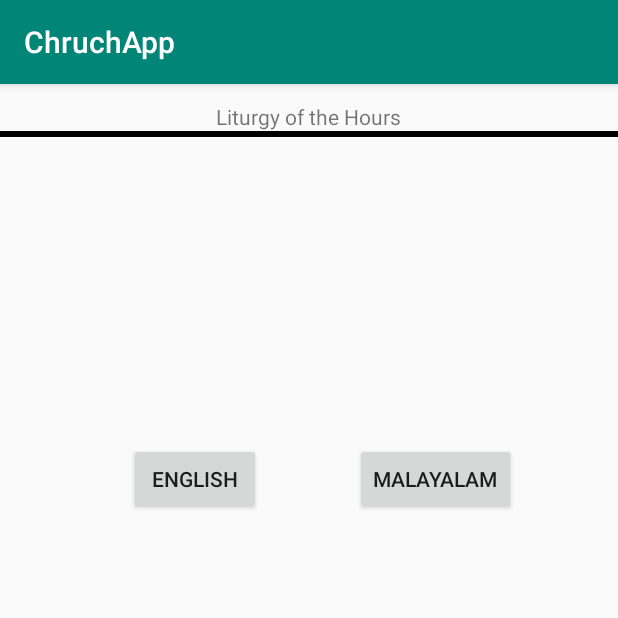
After one commit to ScarDemon/ChurchApp-7-2-2019, an Android app: the LitEnglishMalPage screen opened through its navigation route, on a phone screen of 412 x 824 dp, the top half of it. The commit adds this screen. Run offline under Robolectric (Android 15) with nearby library versions, the phone set to English and light mode, and no system bars.

Commit message:
Added Fragment english Mal Liturgy of the hours
What title says

```diff
--- /dev/null
+++ b/app/src/main/java/com/ebookfrenzy/sampleimagebutton/LitEnglishMalPage.java
@@ -0,0 +1,140 @@
+package com.ebookfrenzy.sampleimagebutton;
+
+import android.arch.lifecycle.ViewModelProviders;
+import android.content.Context;
+import android.net.Uri;
+import android.os.Bundle;
+import android.support.annotation.Nullable;
+import android.support.v4.app.Fragment;
+import android.view.LayoutInflater;
+import android.view.View;
+import android.view.ViewGroup;
+import android.widget.Button;
+
+import androidx.navigation.Navigation;
+
+
+/**
+ * A simple {@link Fragment} subclass.
+ * Activities that contain this fragment must implement the
+ * {@link LitEnglishMalPage.OnFragmentInteractionListener} interface
+ * to handle interaction events.
+ * Use the {@link LitEnglishMalPage#newInstance} factory method to
+ * create an instance of this fragment.
+ */
+public class LitEnglishMalPage extends Fragment {
+    // TODO: Rename parameter arguments, choose names that match
+    // the fragment initialization parameters, e.g. ARG_ITEM_NUMBER
+    private static final String ARG_PARAM1 = "param1";
+    private static final String ARG_PARAM2 = "param2";
+
+    // TODO: Rename and change types of parameters
+    private String mParam1;
+    private String mParam2;
+    private MainViewModel mViewModel;
+
+    private OnFragmentInteractionListener mListener;
+
+    public LitEnglishMalPage() {
+        // Required empty public constructor
+    }
+
+    /**
+     * Use this factory method to create a new instance of
+     * this fragment using the provided parameters.
+     *
+     * @param param1 Parameter 1.
+     * @param param2 Parameter 2.
+     * @return A new instance of fragment LitEnglishMalPage.
+     */
+    // TODO: Rename and change types and number of parameters
+    public static LitEnglishMalPage newInstance(String param1, String param2) {
+        LitEnglishMalPage fragment = new LitEnglishMalPage();
+        Bundle args = new Bundle();
+        args.putString(ARG_PARAM1, param1);
+        args.putString(ARG_PARAM2, param2);
+        fragment.setArguments(args);
+        return fragment;
+    }
+
+    @Override
+    public void onCreate(Bundle savedInstanceState) {
+        super.onCreate(savedInstanceState);
+        if (getArguments() != null) {
+            mParam1 = getArguments().getString(ARG_PARAM1);
+            mParam2 = getArguments().getString(ARG_PARAM2);
+        }
+    }
+
+    @Override
+    public View onCreateView(LayoutInflater inflater, ViewGroup container,
+                             Bundle savedInstanceState) {
+        // Inflate the layout for this fragment
+        return inflater.inflate(R.layout.fragment_lit_english_mal_page, container, false);
+    }
+
+    // TODO: Rename method, update argument and hook method into UI event
+    public void onButtonPressed(Uri uri) {
+        if (mListener != null) {
+            mListener.onFragmentInteraction(uri);
+        }
+    }
+
+    @Override
+    public void onAttach(Context context) {
+        super.onAttach(context);
+        if (context instanceof OnFragmentInteractionListener) {
+            mListener = (OnFragmentInteractionListener) context;
+        } else {
+            throw new RuntimeException(context.toString()
+                    + " must implement OnFragmentInteractionListener");
+        }
+    }
+
+    public void onActivityCreated(@Nullable Bundle savedInstanceState) {
+        super.onActivityCreated(savedInstanceState);
+        mViewModel = ViewModelProviders.of(this).get(MainViewModel.class);
+        // TODO: Use the ViewModel
+
+        Button button = getView().findViewById(R.id.EngLit);
+        button.setOnClickListener(new View.OnClickListener() {
+            @Override
+            public void onClick(View view) {
+
+
+                LitEnglishMalPageDirections.ActionLitEnglishMalPageToLiturgyoftheHours action =
+                        LitEnglishMalPageDirections.actionLitEnglishMalPageToLiturgyoftheHours();
+
+
+
+
+                /*This item needs to change */
+                Navigation.findNavController(view).navigate(action);
+
+                // Navigation.findNavController(view).navigate(R.id.mainOnetoSecond);
+
+            }
+        });
+    }
+
+    @Override
+    public void onDetach() {
+        super.onDetach();
+        mListener = null;
+    }
+
+    /**
+     * This interface must be implemented by activities that contain this
+     * fragment to allow an interaction in this fragment to be communicated
+     * to the activity and potentially other fragments contained in that
+     * activity.
+     * <p>
+     * See the Android Training lesson <a href=
+     * "http://developer.android.com/training/basics/fragments/communicating.html"
+     * >Communicating with Other Fragments</a> for more information.
+     */
+    public interface OnFragmentInteractionListener {
+        // TODO: Update argument type and name
+        void onFragmentInteraction(Uri uri);
+    }
+}
--- a/app/src/main/java/com/ebookfrenzy/sampleimagebutton/MainActivity.java
+++ b/app/src/main/java/com/ebookfrenzy/sampleimagebutton/MainActivity.java
@@ -57,7 +57,7 @@ public class MainActivity extends AppCompatActivity implements secondFragment.
         EighthStationPage.OnFragmentInteractionListener, NinthStationPage.OnFragmentInteractionListener,
         TenthStationPage.OnFragmentInteractionListener, TheEleventhStationPage.OnFragmentInteractionListener,
         TwelfthStationPage.OnFragmentInteractionListener, ThirteenthStationPage.OnFragmentInteractionListener,
-        FourteenthStationPage.OnFragmentInteractionListener
+        FourteenthStationPage.OnFragmentInteractionListener, LitEnglishMalPage.OnFragmentInteractionListener
 
 
 
--- a/app/src/main/res/layout/fragment_confess_page.xml
+++ b/app/src/main/res/layout/fragment_confess_page.xml
@@ -19,7 +19,7 @@
             android:layout_height="26dp"
             android:layout_marginStart="8dp"
             android:layout_marginEnd="8dp"
-            android:text="Prayers for the Sacrament of Penance "
+            android:text="@string/prayers_for_the_sacrament_of_penance"
             android:textColor="#000"
             android:textSize="16sp"
             android:textStyle="bold|italic"
--- /dev/null
+++ b/app/src/main/res/layout/fragment_lit_english_mal_page.xml
@@ -0,0 +1,56 @@
+<?xml version="1.0" encoding="utf-8"?>
+<android.support.constraint.ConstraintLayout xmlns:android="http://schemas.android.com/apk/res/android"
+    xmlns:app="http://schemas.android.com/apk/res-auto"
+    xmlns:tools="http://schemas.android.com/tools"
+    android:layout_width="match_parent"
+    android:layout_height="match_parent"
+    tools:context=".LitEnglishMalPage">
+
+
+    <Button
+        android:id="@+id/EngLit"
+        android:layout_width="wrap_content"
+        android:layout_height="wrap_content"
+        android:layout_marginStart="24dp"
+        android:layout_marginTop="204dp"
+        android:layout_marginEnd="8dp"
+        android:text="@string/english"
+        app:layout_constraintEnd_toStartOf="@+id/button4"
+        app:layout_constraintHorizontal_bias="0.533"
+        app:layout_constraintStart_toStartOf="parent"
+        app:layout_constraintTop_toBottomOf="@+id/view3" />
+
+    <View
+        android:id="@+id/view3"
+        android:layout_width="wrap_content"
+        android:layout_height="4dp"
+        android:layout_marginStart="8dp"
+        android:background="#000000 "
+        app:layout_constraintEnd_toEndOf="parent"
+        app:layout_constraintHorizontal_bias="1.0"
+        app:layout_constraintStart_toStartOf="parent"
+        app:layout_constraintTop_toBottomOf="@+id/title" />
+
+    <Button
+        android:id="@+id/button4"
+        android:layout_width="wrap_content"
+        android:layout_height="wrap_content"
+        android:layout_marginEnd="68dp"
+        android:text="@string/malayalam"
+        app:layout_constraintBottom_toBottomOf="@+id/EngLit"
+        app:layout_constraintEnd_toEndOf="parent"
+        app:layout_constraintTop_toTopOf="@+id/EngLit"
+        app:layout_constraintVertical_bias="1.0" />
+
+    <TextView
+        android:id="@+id/title"
+        android:layout_width="wrap_content"
+        android:layout_height="wrap_content"
+        android:layout_marginStart="8dp"
+        android:layout_marginTop="12dp"
+        android:text="@string/liturgy_of_the_hours"
+        app:layout_constraintEnd_toEndOf="parent"
+        app:layout_constraintHorizontal_bias="0.485"
+        app:layout_constraintStart_toStartOf="parent"
+        app:layout_constraintTop_toTopOf="parent" />
+</android.support.constraint.ConstraintLayout>
--- a/app/src/main/res/navigation/navigation_graph.xml
+++ b/app/src/main/res/navigation/navigation_graph.xml
@@ -20,7 +20,7 @@
             app:destination="@+id/englishOrMalRosaryPage" />
         <action
             android:id="@+id/mainToHours"
-            app:destination="@id/liturgyoftheHours" />
+            app:destination="@+id/litEnglishMalPage" />
         <action
             android:id="@+id/main_to_Map"
             app:destination="@id/mapsActivity" />
@@ -639,4 +639,13 @@
         android:name="com.ebookfrenzy.sampleimagebutton.FourteenthStationPage"
         android:label="fragment_fourteenth_station_page"
         tools:layout="@layout/fragment_fourteenth_station_page" />
+    <fragment
+        android:id="@+id/litEnglishMalPage"
+        android:name="com.ebookfrenzy.sampleimagebutton.LitEnglishMalPage"
+        android:label="fragment_lit_english_mal_page"
+        tools:layout="@layout/fragment_lit_english_mal_page" >
+        <action
+            android:id="@+id/action_litEnglishMalPage_to_liturgyoftheHours"
+            app:destination="@id/liturgyoftheHours" />
+    </fragment>
 </navigation>
--- a/app/src/main/res/values/strings.xml
+++ b/app/src/main/res/values/strings.xml
@@ -73,6 +73,10 @@ Stations of the Cross/കുരിശിന്റെ സ്റ്റേഷനു
     <string name="consider_how_the_disciples_carried_the_body_of_jesus_to_its_burial_while_his_holy_mother_went_with_them_and_arranged_it_i_the_sepulchur_with_her_own_hands_they_then_closed_the_tomb_and_all_departed">Consider how the disciples carried the body of Jesus to its burial, while His holy Mother went with them and arranged it i the sepulchur with her own hands. They then closed the tomb and all departed.</string>
     <string name="oh_my_buried_jesus_i_kiss_the_stone_that_closes_you_in_but_you_gloriously_did_rise_again_on_the_third_day_i_beg_you_by_your_resucrrection_that_i_may_be_raised_gloriously_on_the_last_day_to_be_united_with_you_in_heaven_to_praise_you_and_love_you_forever_i_love_you_jesus_and_i_repent_of_ever_having_offended_you_grant_that_i_may_love_you_always_and_then_do_with_me_as_you_will">Oh, my buried Jesus, / I kiss the stone that closes You in. / But You gloriously did rise again on the third day. / I beg You by Your resucrrection that I may be raised gloriously on the last day, / to be united with You in heaven, to praise You and love You forever. / I love You, Jesus, and I repent of ever having offended You. / Grant that I may love you always; and then do with me as You will.</string>
     <string name="virgin_of_all_virigns_blest_n_listen_to_my_fond_request_n_let_me_share_your_grief_divine">Virgin of all virigns blest!   Listen to my fond request:   Let me share your grief divine.</string>
+    <string name="english">English</string>
+    <string name="malayalam">Malayalam</string>
+    <string name="liturgy_of_the_hours">Liturgy of the Hours</string>
+    <string name="prayers_for_the_sacrament_of_penance">Prayers for the Sacrament of Penance</string>
 
 
 </resources>
```
Also changed, not shown: 1 other file.
